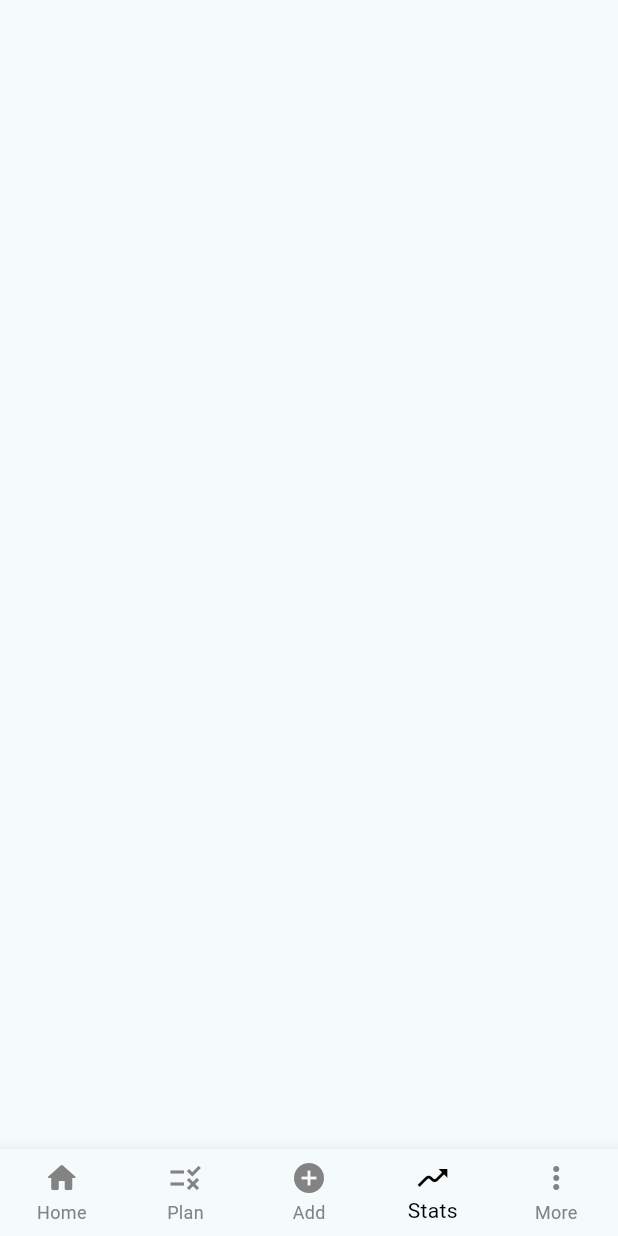
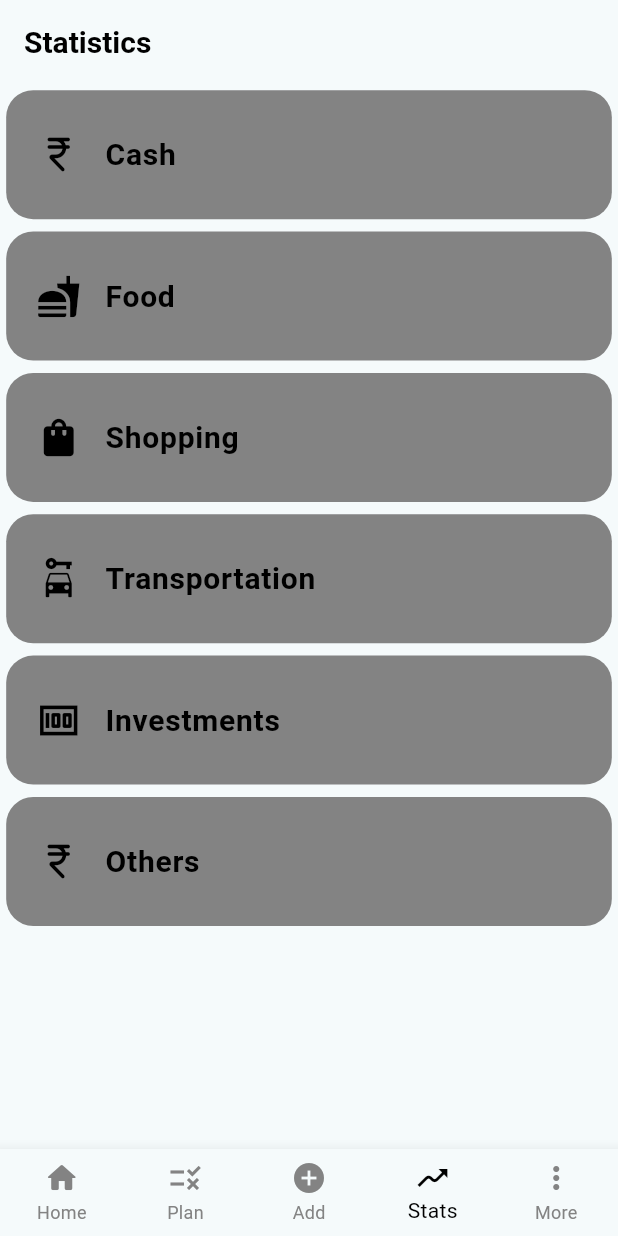
Before and after one commit to samarth-thaker/Budget-Planner, a Flutter app: the Statistics screen opened by its route, item 4 of the bottom bar chosen, on a phone screen of 412 x 824 dp. Run offline on Flutter 3.47's test engine with Material 3 defaults, Android fonts, the light colour scheme and no system bars.

```diff
--- a/lib/stats.dart
+++ b/lib/stats.dart
@@ -7,21 +7,75 @@ class Statistics extends StatelessWidget {
   void home(BuildContext context) {
     Navigator.pushNamed(context, '/dashboard');
   }
+
   void plan(BuildContext context) {
     Navigator.pushNamed(context, '/plan');
   }
+
   void add(BuildContext context) {
     Navigator.pushNamed(context, '/add');
   }
+
   void stats(BuildContext context) {
     Navigator.pushNamed(context, '/stats');
   }
+
   void more(BuildContext context) {
     Navigator.pushNamed(context, '/more');
   }
+
+   Widget customTile(String title, IconData icon, BuildContext context) {
+    double screenWidth = MediaQuery.of(context).size.width;
+    double tilePadding = screenWidth*0.01;
+    return Padding(
+      padding: EdgeInsets.all(tilePadding),
+      child: ListTile(
+        contentPadding: const EdgeInsets.symmetric(vertical: 15.0, horizontal: 20.0),
+        title: Text(
+          title,
+          style: const TextStyle(
+              fontSize: 20, fontWeight: FontWeight.bold, color: Colors.black),
+        ),
+        leading: Icon(
+          icon,
+          color: Colors.black,
+          size: 30,
+        ),
+        shape: RoundedRectangleBorder(
+          borderRadius: BorderRadius.circular(18),
+        ),
+        tileColor: const Color.fromARGB(249, 128, 128, 128),
+      ),
+    );
+  }
+
   @override
   Widget build(BuildContext context) {
     return Scaffold(
+      appBar: AppBar(
+        automaticallyImplyLeading: false,
+        title: const Text(
+          'Statistics',
+          style: TextStyle(
+              fontWeight: FontWeight.bold, color: Colors.black, fontSize: 20),
+        ),
+      ),
+      body: ListView(
+        children:  [
+          const SizedBox(height: 0),
+          customTile("Cash", Icons.currency_rupee_rounded, context),
+          const SizedBox(height: 0),
+          customTile("Food", Icons.fastfood, context),
+          const SizedBox(height: 0),
+          customTile("Shopping", Icons.shopping_bag, context),
+          const SizedBox(height: 0),
+          customTile("Transportation", Icons.car_rental, context),
+          const SizedBox(height: 0),
+          customTile("Investments", Icons.money, context),
+          const SizedBox(height: 0),
+          customTile("Others", Icons.currency_rupee_rounded, context),
+        ],
+      ),
       bottomNavigationBar: ValueListenableBuilder<int>(
         valueListenable: _selectedIndex,
         builder: (context, selectedIndex, child) {
@@ -32,7 +86,7 @@ void home(BuildContext context) {
             unselectedItemColor: const Color.fromARGB(249, 128, 128, 128),
             items: const [
               BottomNavigationBarItem(
-                  icon: Icon((Icons.home_rounded)),
+                icon: Icon(Icons.home_rounded),
                 label: 'Home',
               ),
               BottomNavigationBarItem(
@@ -57,7 +111,6 @@ void home(BuildContext context) {
               switch (index) {
                 case 0:
                   home(context);
-
                   break;
                 case 1:
                   plan(context);
@@ -74,7 +127,8 @@ void home(BuildContext context) {
               }
             },
           );
-          }),
+        },
+      ),
     );
   }
 }
```
Lines whose indentation alone changed are shown as unchanged.
